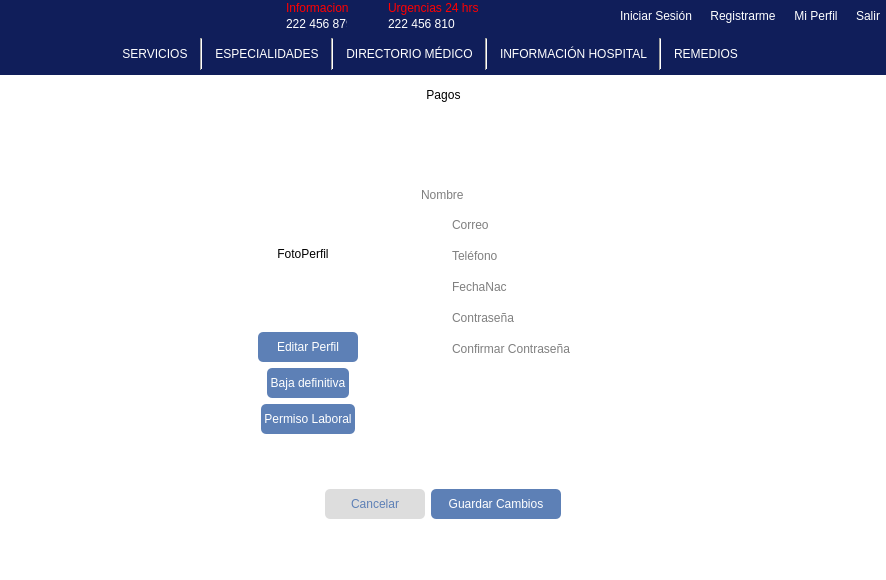
Qt form mainwindow.ui (Laloses/Hospital) before a commit.
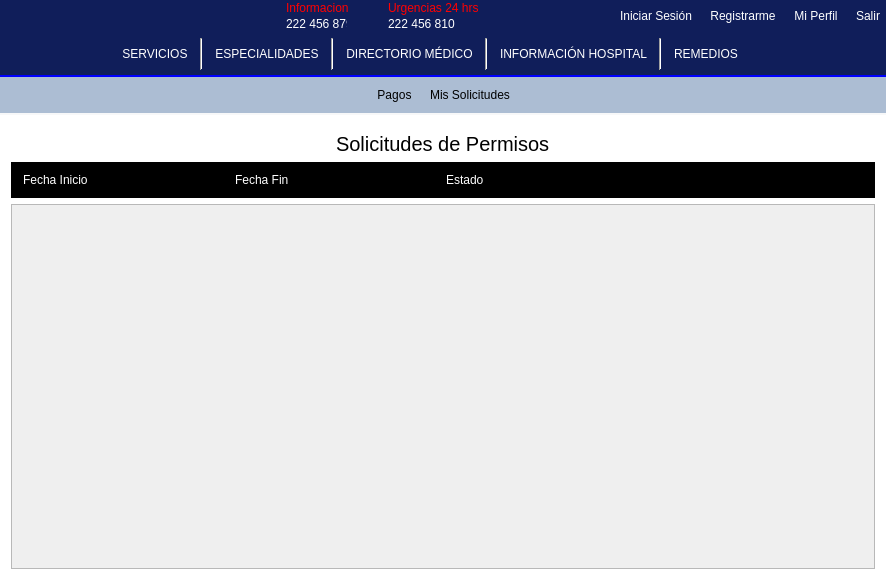
The same form after that commit. The open tabs and pages were chosen to show the change. Icons and pictures are not drawn.

Commit message: cancelar solicitudes staff

The edit to the form file:
```diff
--- a/mainwindow.ui
+++ b/mainwindow.ui
@@ -7318,6 +7318,13 @@
        </layout>
       </widget>
       <widget class="QWidget" name="page_staff">
+       <property name="styleSheet">
+        <string notr="true">#widget_opcionesPerfilDoctor_2{
+	background-color: #acbdd3;
+	border-top: 2px double blue;
+	border-bottom: 2px solid #f7f8f9 ;
+}</string>
+       </property>
        <layout class="QGridLayout" name="gridLayout_52">
         <property name="leftMargin">
          <number>0</number>
@@ -7389,6 +7396,13 @@
              </property>
             </widget>
            </item>
+           <item>
+            <widget class="QPushButton" name="pb_permisosStaff">
+             <property name="text">
+              <string>Mis Solicitudes</string>
+             </property>
+            </widget>
+           </item>
            <item>
             <spacer name="horizontalSpacer_44">
              <property name="orientation">
@@ -7760,22 +7774,6 @@
                   </property>
                  </widget>
                 </item>
-                <item>
-                 <spacer name="horizontalSpacer_51">
-                  <property name="orientation">
-                   <enum>Qt::Horizontal</enum>
-                  </property>
-                  <property name="sizeType">
-                   <enum>QSizePolicy::Expanding</enum>
-                  </property>
-                  <property name="sizeHint" stdset="0">
-                   <size>
-                    <width>5</width>
-                    <height>20</height>
-                   </size>
-                  </property>
-                 </spacer>
-                </item>
                </layout>
               </item>
               <item>
@@ -8238,6 +8236,164 @@
             </property>
            </widget>
           </widget>
+          <widget class="QWidget" name="page_18">
+           <layout class="QVBoxLayout" name="verticalLayout_57">
+            <item>
+             <layout class="QHBoxLayout" name="horizontalLayout_122">
+              <item>
+               <spacer name="horizontalSpacer_51">
+                <property name="orientation">
+                 <enum>Qt::Horizontal</enum>
+                </property>
+                <property name="sizeHint" stdset="0">
+                 <size>
+                  <width>40</width>
+                  <height>20</height>
+                 </size>
+                </property>
+               </spacer>
+              </item>
+              <item>
+               <widget class="QLabel" name="label_48">
+                <property name="font">
+                 <font>
+                  <family>MS Shell Dlg 2</family>
+                  <pointsize>15</pointsize>
+                  <weight>50</weight>
+                  <italic>false</italic>
+                  <bold>false</bold>
+                 </font>
+                </property>
+                <property name="styleSheet">
+                 <string notr="true">font-size:15pt;</string>
+                </property>
+                <property name="text">
+                 <string>Solicitudes de Permisos</string>
+                </property>
+               </widget>
+              </item>
+              <item>
+               <spacer name="horizontalSpacer_140">
+                <property name="orientation">
+                 <enum>Qt::Horizontal</enum>
+                </property>
+                <property name="sizeHint" stdset="0">
+                 <size>
+                  <width>40</width>
+                  <height>20</height>
+                 </size>
+                </property>
+               </spacer>
+              </item>
+             </layout>
+            </item>
+            <item>
+             <widget class="QFrame" name="">
+              <property name="maximumSize">
+               <size>
+                <width>16777215</width>
+                <height>40</height>
+               </size>
+              </property>
+              <property name="styleSheet">
+               <string notr="true">background:black;
+color:white;</string>
+              </property>
+              <layout class="QHBoxLayout" name="horizontalLayout_123">
+               <property name="leftMargin">
+                <number>12</number>
+               </property>
+               <property name="rightMargin">
+                <number>12</number>
+               </property>
+               <item>
+                <widget class="QLabel" name="label_49">
+                 <property name="maximumSize">
+                  <size>
+                   <width>16777215</width>
+                   <height>30</height>
+                  </size>
+                 </property>
+                 <property name="styleSheet">
+                  <string notr="true">color:white;</string>
+                 </property>
+                 <property name="text">
+                  <string>Fecha Inicio</string>
+                 </property>
+                </widget>
+               </item>
+               <item>
+                <widget class="QLabel" name="label_50">
+                 <property name="maximumSize">
+                  <size>
+                   <width>16777215</width>
+                   <height>30</height>
+                  </size>
+                 </property>
+                 <property name="styleSheet">
+                  <string notr="true">color:white;</string>
+                 </property>
+                 <property name="text">
+                  <string>Fecha Fin</string>
+                 </property>
+                </widget>
+               </item>
+               <item>
+                <widget class="QLabel" name="label_51">
+                 <property name="maximumSize">
+                  <size>
+                   <width>16777215</width>
+                   <height>30</height>
+                  </size>
+                 </property>
+                 <property name="styleSheet">
+                  <string notr="true">color:white;</string>
+                 </property>
+                 <property name="text">
+                  <string>Estado</string>
+                 </property>
+                </widget>
+               </item>
+               <item>
+                <widget class="QLabel" name="label_52">
+                 <property name="maximumSize">
+                  <size>
+                   <width>16777215</width>
+                   <height>20</height>
+                  </size>
+                 </property>
+                 <property name="text">
+                  <string/>
+                 </property>
+                </widget>
+               </item>
+              </layout>
+             </widget>
+            </item>
+            <item>
+             <widget class="QScrollArea" name="scrollArea_13">
+              <property name="widgetResizable">
+               <bool>true</bool>
+              </property>
+              <widget class="QWidget" name="scrollAreaWidgetContents_16">
+               <property name="geometry">
+                <rect>
+                 <x>0</x>
+                 <y>0</y>
+                 <width>866</width>
+                 <height>365</height>
+                </rect>
+               </property>
+               <layout class="QVBoxLayout" name="verticalLayout_55">
+                <item>
+                 <layout class="QVBoxLayout" name="layPermisos"/>
+                </item>
+               </layout>
+              </widget>
+             </widget>
+            </item>
+           </layout>
+          </widget>
          </widget>
         </item>
        </layout>
```
Left out of the diff: 2 changed lines with no effect on the pictures. The commit also changes 4 other files.
